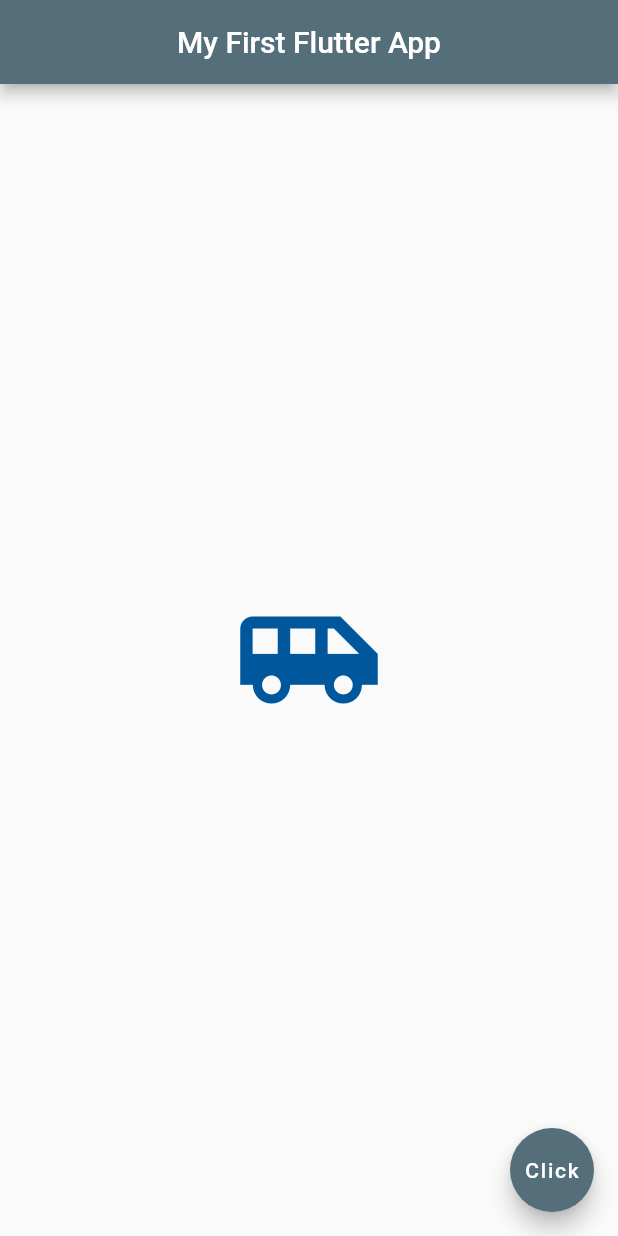
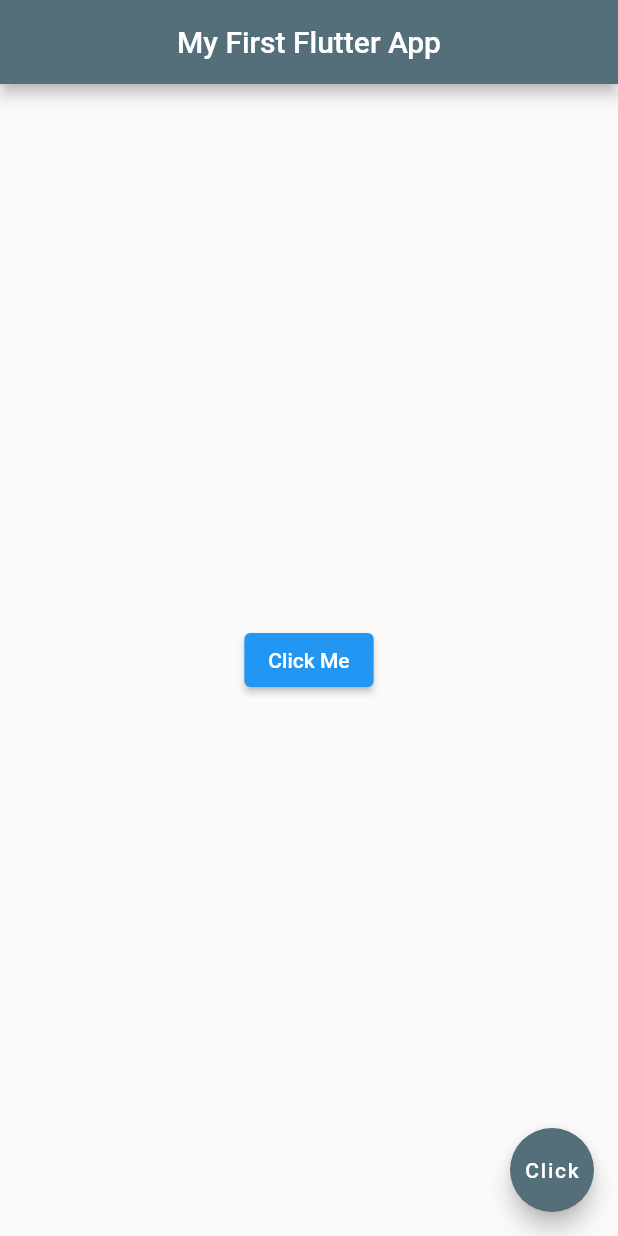
Before and after one commit to BUFONJOKER/First-Flutter-App, a Flutter app: the screen it shows after launch, on a phone screen of 412 x 824 dp. Run offline on Flutter 3.47's test engine with Material 2 defaults, Android fonts, the phone set to English and light mode, and no system bars.

Commit message:
Day 1 elevated button

```diff
--- a/lib/main.dart
+++ b/lib/main.dart
@@ -19,11 +19,10 @@ class Home extends StatelessWidget {
           centerTitle: true,
           backgroundColor: Colors.blueGrey[600],
         ),
-        body: Center(
-          child: Icon(
-            Icons.airport_shuttle,
-            color: Colors.lightBlue[900],
-            size: 100.0,
+        body:  Center(
+          child: ElevatedButton(
+            onPressed: () {},
+            child: const Text('Click Me'),
           ),
         ),
         floatingActionButton: FloatingActionButton(
```
